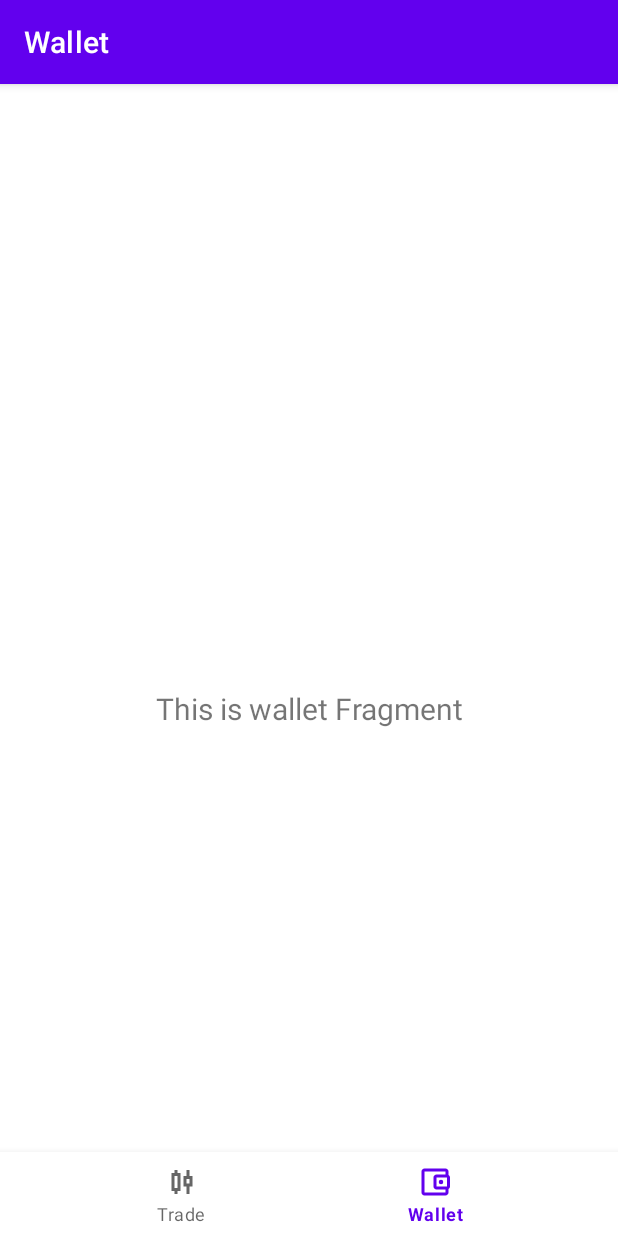
After one commit to llarboulletmarin/app-trade-android, an Android app: the WalletFragment screen opened through its navigation route, on a phone screen of 412 x 824 dp. The commit adds this screen. Run offline under Robolectric (Android 15) with nearby library versions, the phone set to English and light mode, and no system bars; our stand-ins replace navigation-ui.

Commit message:
create wallet page

```diff
--- a/app/src/main/java/fr/cnam/apptrade/MainActivity.kt
+++ b/app/src/main/java/fr/cnam/apptrade/MainActivity.kt
@@ -24,7 +24,7 @@ class MainActivity : AppCompatActivity() {
         val navController = findNavController(R.id.nav_host_fragment_activity_main)
         val appBarConfiguration = AppBarConfiguration(
             setOf(
-                R.id.navigation_home, R.id.navigation_dashboard, R.id.navigation_notifications, R.id.navigation_trade
+                R.id.navigation_trade, R.id.navigation_wallet
             )
         )
         setupActionBarWithNavController(navController, appBarConfiguration)
--- /dev/null
+++ b/app/src/main/java/fr/cnam/apptrade/ui/wallet/WalletFragment.kt
@@ -0,0 +1,40 @@
+package fr.cnam.apptrade.ui.wallet
+
+import android.os.Bundle
+import android.view.LayoutInflater
+import android.view.View
+import android.view.ViewGroup
+import android.widget.TextView
+import androidx.fragment.app.Fragment
+import androidx.lifecycle.ViewModelProvider
+import fr.cnam.apptrade.databinding.FragmentWalletBinding
+
+class WalletFragment : Fragment() {
+
+    private var _binding: FragmentWalletBinding? = null
+
+    private val binding get() = _binding!!
+
+    override fun onCreateView(
+        inflater: LayoutInflater, container: ViewGroup?,
+        savedInstanceState: Bundle?
+    ): View {
+        val walletViewModel = ViewModelProvider(this).get(WalletViewModel::class.java)
+
+        _binding = FragmentWalletBinding.inflate(inflater, container, false)
+        val root: View = binding.root
+
+        val textView: TextView = binding.textWallet
+        walletViewModel.text.observe(viewLifecycleOwner) {
+            textView.text = it
+        }
+
+        return root
+    }
+
+    override fun onDestroyView() {
+        super.onDestroyView()
+        _binding = null
+    }
+
+}
--- a/app/src/main/java/fr/cnam/apptrade/ui/home/HomeViewModel.kt
+++ b/app/src/main/java/fr/cnam/apptrade/ui/wallet/WalletViewModel.kt
@@ -1,13 +1,14 @@
-package fr.cnam.apptrade.ui.home
+package fr.cnam.apptrade.ui.wallet
 
 import androidx.lifecycle.LiveData
 import androidx.lifecycle.MutableLiveData
 import androidx.lifecycle.ViewModel
 
-class HomeViewModel : ViewModel() {
+class WalletViewModel : ViewModel() {
 
     private val _text = MutableLiveData<String>().apply {
-        value = "This is home Fragment"
+        value = "This is wallet Fragment"
     }
     val text: LiveData<String> = _text
+
 }
--- /dev/null
+++ b/app/src/main/res/drawable/ic_wallet_black_24dp.xml
@@ -0,0 +1,6 @@
+<vector android:height="24dp" android:tint="#000000"
+    android:viewportHeight="24" android:viewportWidth="24"
+    android:width="24dp" xmlns:android="http://schemas.android.com/apk/res/android">
+    <path android:fillColor="@android:color/white" android:pathData="M21,7.28V5c0,-1.1 -0.9,-2 -2,-2H5c-1.11,0 -2,0.9 -2,2v14c0,1.1 0.89,2 2,2h14c1.1,0 2,-0.9 2,-2v-2.28c0.59,-0.35 1,-0.98 1,-1.72V9c0,-0.74 -0.41,-1.37 -1,-1.72zM20,9v6h-7V9h7zM5,19V5h14v2h-6c-1.1,0 -2,0.9 -2,2v6c0,1.1 0.9,2 2,2h6v2H5z"/>
+    <path android:fillColor="@android:color/white" android:pathData="M16,12m-1.5,0a1.5,1.5 0,1 1,3 0a1.5,1.5 0,1 1,-3 0"/>
+</vector>
--- /dev/null
+++ b/app/src/main/res/layout/fragment_wallet.xml
@@ -0,0 +1,22 @@
+<?xml version="1.0" encoding="utf-8"?>
+<androidx.constraintlayout.widget.ConstraintLayout xmlns:android="http://schemas.android.com/apk/res/android"
+    xmlns:app="http://schemas.android.com/apk/res-auto"
+    xmlns:tools="http://schemas.android.com/tools"
+    android:layout_width="match_parent"
+    android:layout_height="match_parent"
+    tools:context=".ui.wallet.WalletFragment">
+
+    <TextView
+        android:id="@+id/text_wallet"
+        android:layout_width="match_parent"
+        android:layout_height="wrap_content"
+        android:layout_marginStart="8dp"
+        android:layout_marginTop="8dp"
+        android:layout_marginEnd="8dp"
+        android:textAlignment="center"
+        android:textSize="20sp"
+        app:layout_constraintBottom_toBottomOf="parent"
+        app:layout_constraintEnd_toEndOf="parent"
+        app:layout_constraintStart_toStartOf="parent"
+        app:layout_constraintTop_toTopOf="parent" />
+</androidx.constraintlayout.widget.ConstraintLayout>
--- a/app/src/main/res/navigation/mobile_navigation.xml
+++ b/app/src/main/res/navigation/mobile_navigation.xml
@@ -3,25 +3,7 @@
     xmlns:app="http://schemas.android.com/apk/res-auto"
     xmlns:tools="http://schemas.android.com/tools"
     android:id="@+id/mobile_navigation"
-    app:startDestination="@+id/navigation_home">
-
-    <fragment
-        android:id="@+id/navigation_home"
-        android:name="fr.cnam.apptrade.ui.home.HomeFragment"
-        android:label="@string/title_home"
-        tools:layout="@layout/fragment_home" />
-
-    <fragment
-        android:id="@+id/navigation_dashboard"
-        android:name="fr.cnam.apptrade.ui.dashboard.DashboardFragment"
-        android:label="@string/title_dashboard"
-        tools:layout="@layout/fragment_dashboard" />
-
-    <fragment
-        android:id="@+id/navigation_notifications"
-        android:name="fr.cnam.apptrade.ui.notifications.NotificationsFragment"
-        android:label="@string/title_notifications"
-        tools:layout="@layout/fragment_notifications" />
+    app:startDestination="@+id/navigation_trade">
 
     <fragment
         android:id="@+id/navigation_trade"
@@ -29,4 +11,10 @@
         android:label="@string/title_trade"
         tools:layout="@layout/fragment_trade" />
 
+    <fragment
+        android:id="@+id/navigation_wallet"
+        android:name="fr.cnam.apptrade.ui.wallet.WalletFragment"
+        android:label="@string/title_wallet"
+        tools:layout="@layout/fragment_wallet" />
+
 </navigation>
--- a/app/src/main/res/values/strings.xml
+++ b/app/src/main/res/values/strings.xml
@@ -4,4 +4,5 @@
     <string name="title_dashboard">Dashboard</string>
     <string name="title_notifications">Notifications</string>
     <string name="title_trade">Trade</string>
+    <string name="title_wallet">Wallet\n</string>
 </resources>
```
Also changed, not shown: app/src/main/java/fr/cnam/apptrade/ui/dashboard/DashboardFragment.kt (deleted, +0 -42 lines), app/src/main/java/fr/cnam/apptrade/ui/dashboard/DashboardViewModel.kt (deleted, +0 -13 lines), app/src/main/java/fr/cnam/apptrade/ui/home/HomeFragment.kt (deleted, +0 -42 lines), app/src/main/java/fr/cnam/apptrade/ui/notifications/NotificationsFragment.kt (deleted, +0 -42 lines), app/src/main/java/fr/cnam/apptrade/ui/notifications/NotificationsViewModel.kt (deleted, +0 -13 lines), app/src/main/res/menu/bottom_nav_menu.xml (+5 -15 lines).
